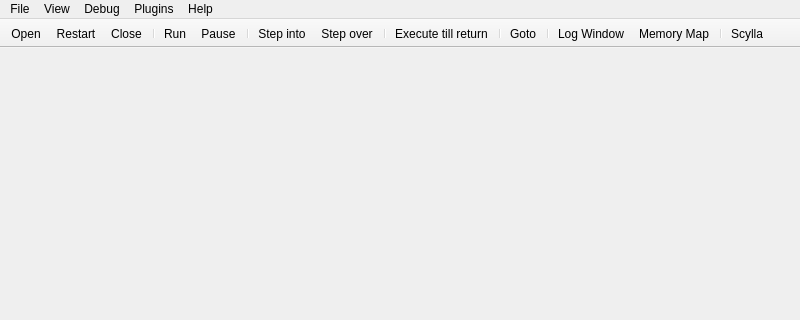
Before: the Qt Designer form x64_dbg_gui/Project/Src/Gui/MainWindow.ui in x64dbg/x64_dbg_old, drawn with Qt 5; both pictures show x 0 to 800 and y 0 to 320 of the 800 by 600 pixel window.
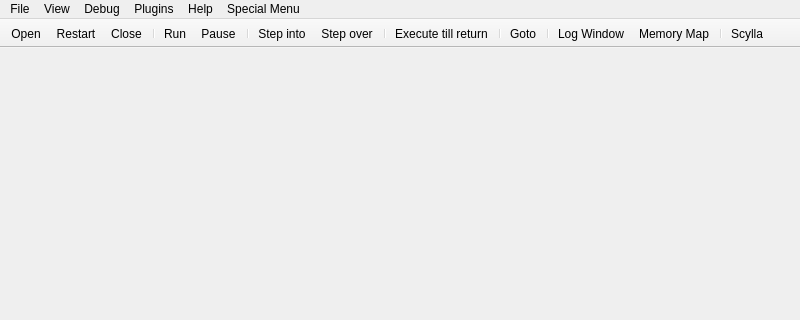
After: the same form once the commit is applied. Icons and pictures are not drawn.

Diff of the .ui file:
```diff
--- a/x64_dbg_gui/Project/Src/Gui/MainWindow.ui
+++ b/x64_dbg_gui/Project/Src/Gui/MainWindow.ui
@@ -64,11 +64,18 @@
     </property>
     <addaction name="actionScylla"/>
    </widget>
+   <widget class="QMenu" name="menuSpecial_Menu">
+    <property name="title">
+     <string>Special Menu</string>
+    </property>
+    <addaction name="actionAhmadmansoor"/>
+   </widget>
    <addaction name="menuFile"/>
    <addaction name="menuView"/>
    <addaction name="menuDebug"/>
    <addaction name="menuPlugins"/>
    <addaction name="menuHelp"/>
+   <addaction name="menuSpecial_Menu"/>
   </widget>
   <widget class="QToolBar" name="mainToolBar">
    <property name="movable">
```
Left out of the diff: 5 changed lines with no effect on the pictures.
